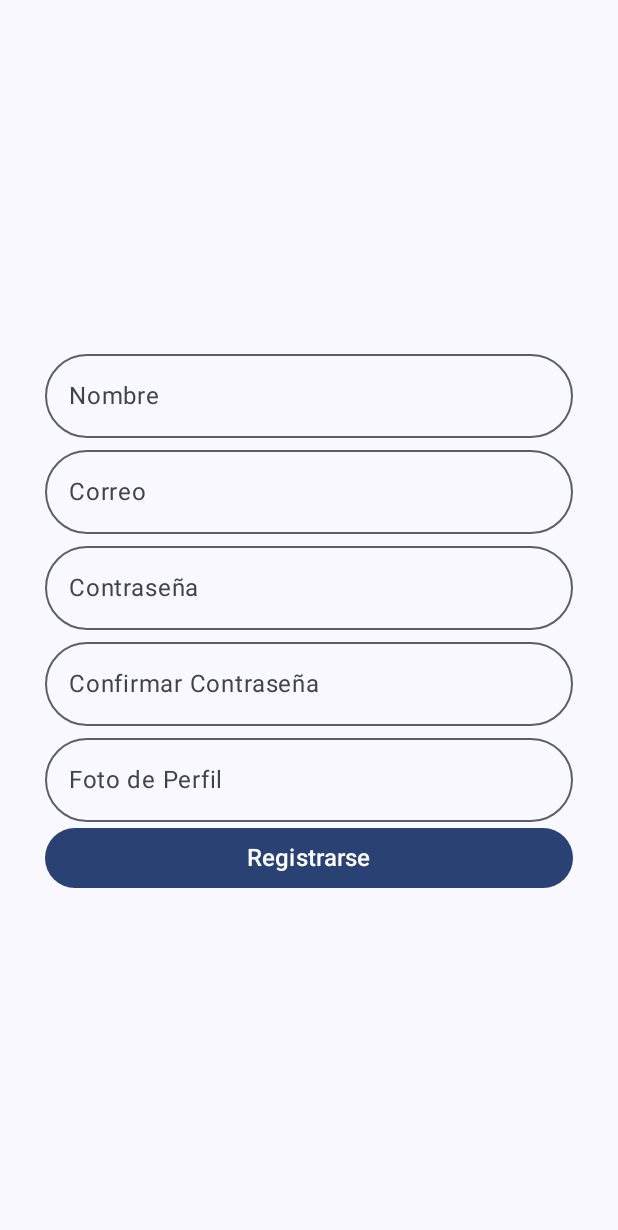
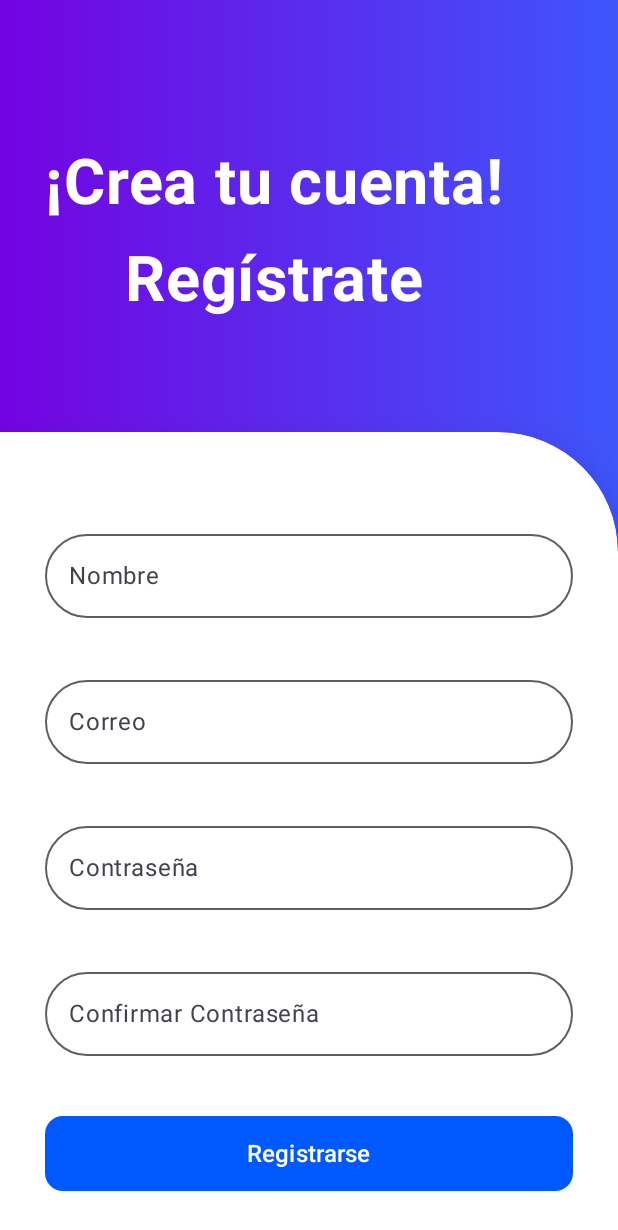
Before and after one commit to clc79100/ProductReviewApp, an Android app built with Jetpack Compose: the RegisterScreen screen opened through its navigation route, on a phone screen of 412 x 824 dp. Shown: the top 1230 px of the screen. Run offline under Robolectric (Android 15) with nearby library versions, the phone set to English and light mode, and no system bars.

Commit message:
Diseño del RegisterScreen

```diff
--- a/app/src/main/java/com/example/productreviewapp/ui/screens/auth/RegisterScreen.kt
+++ b/app/src/main/java/com/example/productreviewapp/ui/screens/auth/RegisterScreen.kt
@@ -1,17 +1,21 @@
 package com.example.productreviewapp.ui.screens.auth
 
+import androidx.compose.foundation.background
 import androidx.compose.foundation.layout.Arrangement
 import androidx.compose.foundation.layout.Column
 import androidx.compose.foundation.layout.PaddingValues
 import androidx.compose.foundation.layout.fillMaxSize
 import androidx.compose.foundation.layout.fillMaxWidth
+import androidx.compose.foundation.layout.height
 import androidx.compose.foundation.layout.padding
 import androidx.compose.foundation.layout.size
 import androidx.compose.foundation.shape.CircleShape
+import androidx.compose.foundation.shape.RoundedCornerShape
 import androidx.compose.material.icons.Icons
 import androidx.compose.material.icons.filled.CheckCircle
 import androidx.compose.material3.AlertDialog
 import androidx.compose.material3.Button
+import androidx.compose.material3.ButtonDefaults
 import androidx.compose.material3.Icon
 import androidx.compose.material3.OutlinedTextField
 import androidx.compose.material3.Text
@@ -19,6 +23,10 @@ import androidx.compose.material3.TextButton
 import androidx.compose.runtime.Composable
 import androidx.compose.ui.Alignment
 import androidx.compose.ui.Modifier
+import androidx.compose.ui.draw.clip
+import androidx.compose.ui.draw.shadow
+import androidx.compose.ui.graphics.Brush
+import androidx.compose.ui.graphics.Color
 import androidx.compose.ui.platform.LocalFocusManager
 import androidx.compose.ui.text.input.PasswordVisualTransformation
 import androidx.compose.ui.unit.dp
@@ -26,6 +34,8 @@ import androidx.compose.ui.unit.sp
 import androidx.lifecycle.viewmodel.compose.viewModel
 import androidx.navigation.NavController
 import com.example.productreviewapp.ui.components.CustomLoading
+import com.example.productreviewapp.ui.screens.auth.components.AuthHeader
+import com.example.productreviewapp.ui.theme.BlueGradient
 import com.example.productreviewapp.ui.viewmodels.AuthViewModel
 
 @Composable
@@ -38,50 +48,71 @@ fun RegisterScreen(
 
     Column(
         modifier = Modifier
-            .padding(paddingValues)
             .fillMaxSize()
-            .padding(horizontal = 30.dp),
+            .background(Brush.horizontalGradient(BlueGradient.reversed()))
+            .padding(top = 20.dp),
+    ) {
+
+        AuthHeader(
+            title1 = "¡Crea tu cuenta!",
+            title2 = "Regístrate",
+            modifier = Modifier.weight(0.5f)
+        )
+
+        Column(
+            modifier = Modifier
+                .weight(1f)
+                .fillMaxSize()
+                .shadow(16.dp, shape = RoundedCornerShape(topEnd = 80.dp))
+                .clip(RoundedCornerShape(topEnd = 80.dp))
+                .background(Color.White)
+                .padding(top = 20.dp, bottom = 30.dp, start = 30.dp, end = 30.dp),
             horizontalAlignment = Alignment.CenterHorizontally,
-        verticalArrangement = Arrangement.Center
         ) {
+
+            Column(
+                modifier = Modifier
+                    .weight(1f)
+                    .padding(vertical = 40.dp),
+                verticalArrangement = Arrangement.SpaceBetween
+            ) {
+
                 OutlinedTextField(
                     value = vm.name,
                     onValueChange = { vm.name = it },
-            label = {Text("Nombre")},
+                    label = { Text("Nombre") },
                     shape = CircleShape,
                     modifier = Modifier.fillMaxWidth()
                 )
+
                 OutlinedTextField(
                     value = vm.email,
                     onValueChange = { vm.email = it },
-            label = {Text("Correo")},
+                    label = { Text("Correo") },
                     shape = CircleShape,
                     modifier = Modifier.fillMaxWidth()
                 )
+
                 OutlinedTextField(
                     value = vm.password,
-            onValueChange = {vm.password = it},
-            label = {Text("Contraseña")},
+                    onValueChange = { vm.password = it },
+                    label = { Text("Contraseña") },
                     shape = CircleShape,
                     modifier = Modifier.fillMaxWidth(),
                     visualTransformation = PasswordVisualTransformation()
                 )
+
                 OutlinedTextField(
                     value = vm.confirmPassword,
-            onValueChange = {vm.confirmPassword = it},
-            label = {Text("Confirmar Contraseña")},
+                    onValueChange = { vm.confirmPassword = it },
+                    label = { Text("Confirmar Contraseña") },
                     shape = CircleShape,
                     modifier = Modifier.fillMaxWidth(),
                     visualTransformation = PasswordVisualTransformation()
                 )
-        OutlinedTextField(
-            value = vm.profilePhoto,
-            onValueChange = {vm.profilePhoto = it},
-            label = {Text("Foto de Perfil")},
-            shape = CircleShape,
-            modifier = Modifier.fillMaxWidth(),
-            visualTransformation = PasswordVisualTransformation()
-        )
+            }
+
+            // BOTÓN (igual que Login)
             Button(
                 enabled = vm.isEnabled,
                 onClick = {
@@ -89,12 +120,20 @@ fun RegisterScreen(
                     focusManager.clearFocus()
                     vm.showAlertDialog = true
                 },
-            modifier = Modifier.fillMaxWidth()
+                modifier = Modifier
+                    .fillMaxWidth()
+                    .height(50.dp),
+                colors = ButtonDefaults.buttonColors(
+                    containerColor = Color(0xFF0059FF)
+                ),
+                shape = RoundedCornerShape(12.dp)
             ) {
                 Text(
                     text = "Registrarse",
-                fontSize = 16.sp
+                    fontSize = 16.sp,
+                    color = Color.White
                 )
+            }
         }
     }
 
@@ -126,6 +165,5 @@ fun RegisterScreen(
             },
             dismissButton = {}
         )
-
     }
 }
```
Lines whose indentation alone changed are shown as unchanged.
